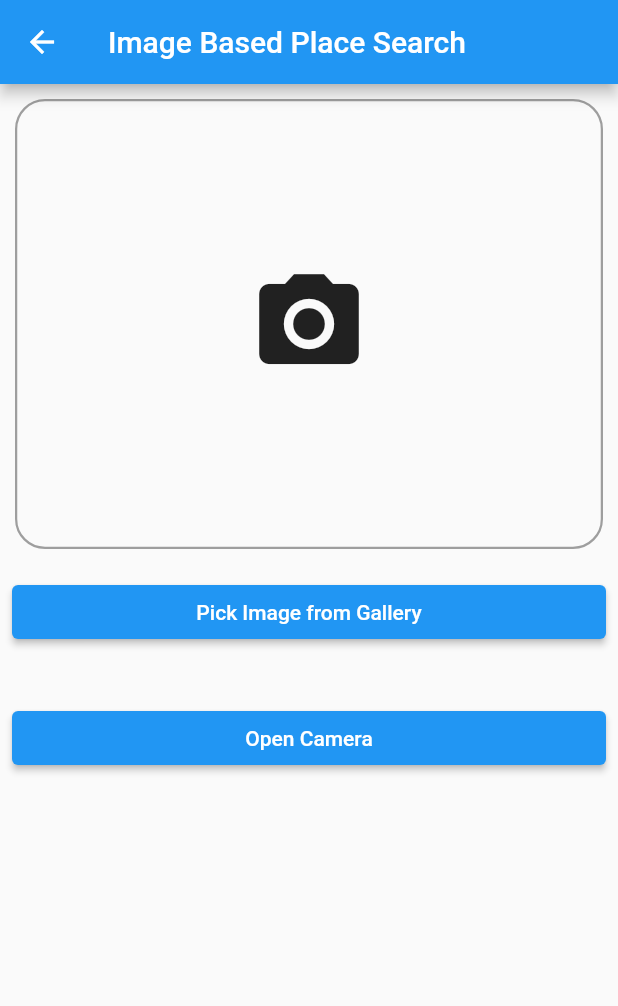
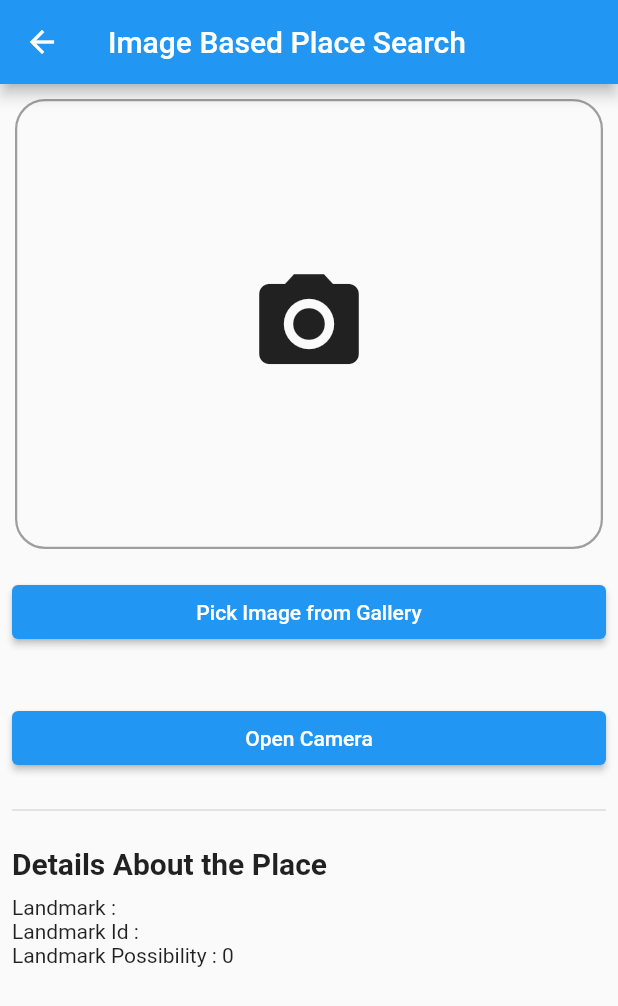
Before and after one commit to logan0501/Geo-Launch-App, a Flutter app: the ImageScreen screen opened directly, on a phone screen of 412 x 824 dp. Shown: the top 1006 px of the screen. Run offline on Flutter 3.47's test engine with Material 2 defaults, Android fonts, the phone set to English and light mode, and no system bars; our stand-ins replace geocoding, image_picker, location; missing offline and left inert: huawei_ml, huawei_site.

Commit message:
finished ml kit implementation

```diff
--- a/lib/ImageScreen.dart
+++ b/lib/ImageScreen.dart
@@ -14,7 +14,11 @@ class ImageScreen extends StatefulWidget {
 class _ImageScreenState extends State<ImageScreen> {
   XFile? _image;
   ImagePicker picker = ImagePicker();
-
+  String _landmark = "";
+  String _identity = "";
+  dynamic _possibility = 0;
+  bool _loading = false;
+  bool _error = false;
   _imgFromCamera() async {
     XFile? image =
         await picker.pickImage(source: ImageSource.camera, imageQuality: 50);
@@ -30,6 +34,7 @@ class _ImageScreenState extends State<ImageScreen> {
 
     setState(() {
       _image = image;
+      _loading = true;
       getImageResult();
     });
   }
@@ -40,17 +45,27 @@ class _ImageScreenState extends State<ImageScreen> {
 // Configure the recognition settings.
     final setting = MLLandmarkAnalyzerSetting();
     setting.path = _image!.path;
-       setting.patternType = MLLandmarkAnalyzerSetting.STEADY_PATTERN;
-     setting.largestNumberOfReturns = 5;
+    setting.patternType = MLLandmarkAnalyzerSetting.STEADY_PATTERN;
+    setting.largestNumberOfReturns = 5;
 // Get recognition result asynchronously.
     try {
       List<MLLandmark> list = await analyzer.asyncAnalyzeFrame(setting);
 
 // After the recognition ends, stop analyzer.
       // bool result = await analyzer.stopLandmarkDetection();
-      print(list.first.landmark);
+      setState(() {
+        _loading = false;
+        _error = false;
+        _landmark = list.first.landmark;
+        _identity = list.first.landmarkId;
+        _possibility = list.first.possibility;
+      });
+      print("data" + list.first.landmark + list.first.possibility.toString());
     } catch (e) {
-      print(e);
+      setState(() {
+        _loading = false;
+        _error = true;
+      });
     }
   }
 
@@ -62,11 +77,11 @@ class _ImageScreenState extends State<ImageScreen> {
     super.initState();
   }
 
-  _setApiKey() async {
-    String API_KEY = Uri.encodeComponent(
-        "DAEDABuQsxc69ORIjtCEgqA6U+c6jKehbKjsmmDoSpI2RM2YHirS/qSmWLJkZi7guhfXoNvpdCB/OM5g95hMmlftG3A69Abg526NVQ==");
-
-    await MLApplication().setApiKey(apiKey: API_KEY);
+  _setApiKey() {
+    MLApplication()
+      ..setApiKey(
+          apiKey:
+              "DAEDABuQsxc69ORIjtCEgqA6U+c6jKehbKjsmmDoSpI2RM2YHirS/qSmWLJkZi7guhfXoNvpdCB/OM5g95hMmlftG3A69Abg526NVQ==");
   }
 
   _checkPermissions() async {
@@ -123,6 +138,40 @@ class _ImageScreenState extends State<ImageScreen> {
               child: ElevatedButton(
                   onPressed: _imgFromCamera, child: Text("Open Camera")),
             ),
+            Padding(
+              padding: const EdgeInsets.all(8.0),
+              child: Divider(
+                thickness: 1,
+              ),
+            ),
+            _loading == false
+                ? (_error == false
+                    ? Padding(
+                        padding: const EdgeInsets.all(8.0),
+                        child: Column(
+                            crossAxisAlignment: CrossAxisAlignment.start,
+                            children: [
+                              Text(
+                                "Details About the Place",
+                                style: TextStyle(
+                                    fontWeight: FontWeight.bold, fontSize: 20),
+                              ),
+                              SizedBox(
+                                height: 10,
+                              ),
+                              Text("Landmark : ${_landmark}"),
+                              Text("Landmark Id : ${_identity}"),
+                              Text("Landmark Possibility : ${_possibility}"),
+                            ]),
+                      )
+                    : Center(
+                        child: Text(
+
+                        "Picture cannot be Recognized",
+                        style: TextStyle(
+                            fontWeight: FontWeight.bold, color: Colors.red,fontSize: 20),
+                      )))
+                : Center(child: CircularProgressIndicator()),
           ],
         ),
       ),
```
